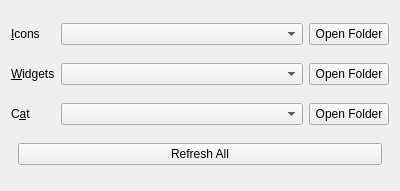
This is launcher/ui/widgets/ThemeCustomizationWidget.ui in FreesmTeam/FreesmLauncher as Qt 5 draws it before an edit. The edited form follows.
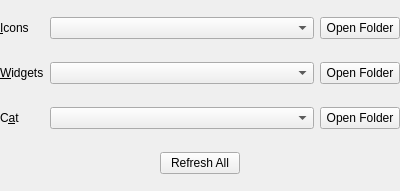
This is the edited form.

Diff of the .ui file:
```diff
--- a/launcher/ui/widgets/ThemeCustomizationWidget.ui
+++ b/launcher/ui/widgets/ThemeCustomizationWidget.ui
@@ -14,6 +14,18 @@
    <string notr="true">Form</string>
   </property>
   <layout class="QGridLayout" name="gridLayout">
+   <property name="leftMargin">
+    <number>0</number>
+   </property>
+   <property name="topMargin">
+    <number>0</number>
+   </property>
+   <property name="rightMargin">
+    <number>0</number>
+   </property>
+   <property name="bottomMargin">
+    <number>0</number>
+   </property>
    <item row="0" column="2">
     <widget class="QPushButton" name="iconsFolder">
      <property name="toolTip">
@@ -126,6 +138,12 @@
        <property name="orientation">
         <enum>Qt::Horizontal</enum>
        </property>
+       <property name="sizeHint" stdset="0">
+        <size>
+         <width>0</width>
+         <height>0</height>
+        </size>
+       </property>
       </spacer>
      </item>
      <item>
@@ -140,6 +158,12 @@
        <property name="orientation">
         <enum>Qt::Horizontal</enum>
        </property>
+       <property name="sizeHint" stdset="0">
+        <size>
+         <width>0</width>
+         <height>0</height>
+        </size>
+       </property>
       </spacer>
      </item>
     </layout>
```
Left out of the diff: 9 changed lines with no effect on the pictures.
